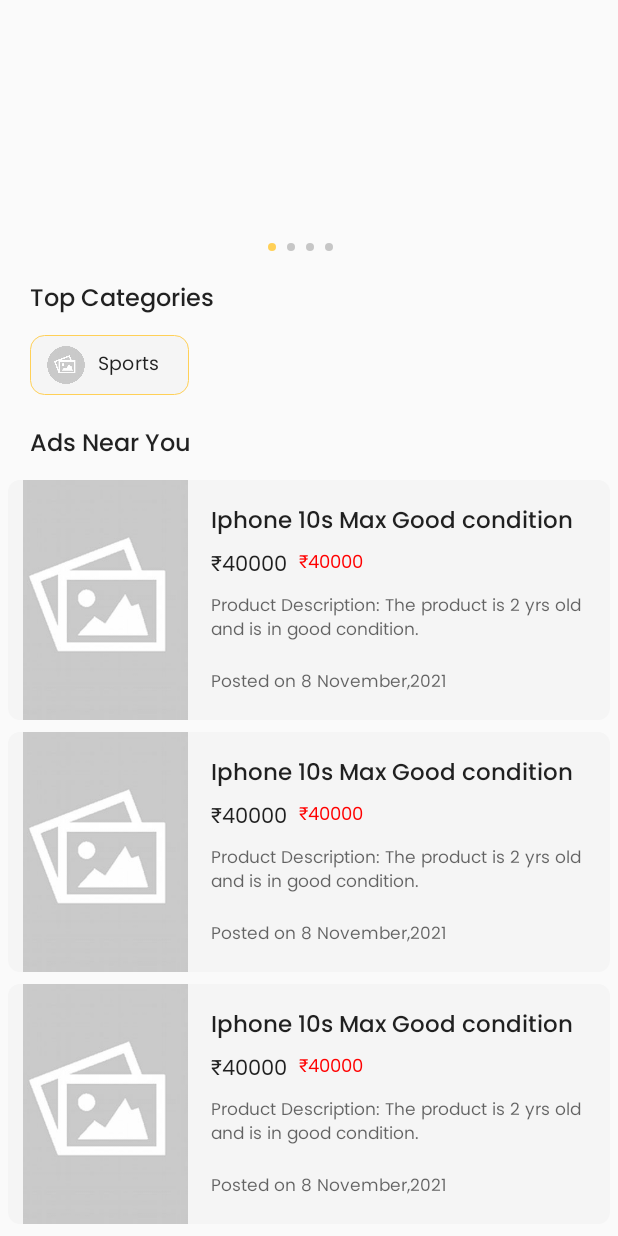
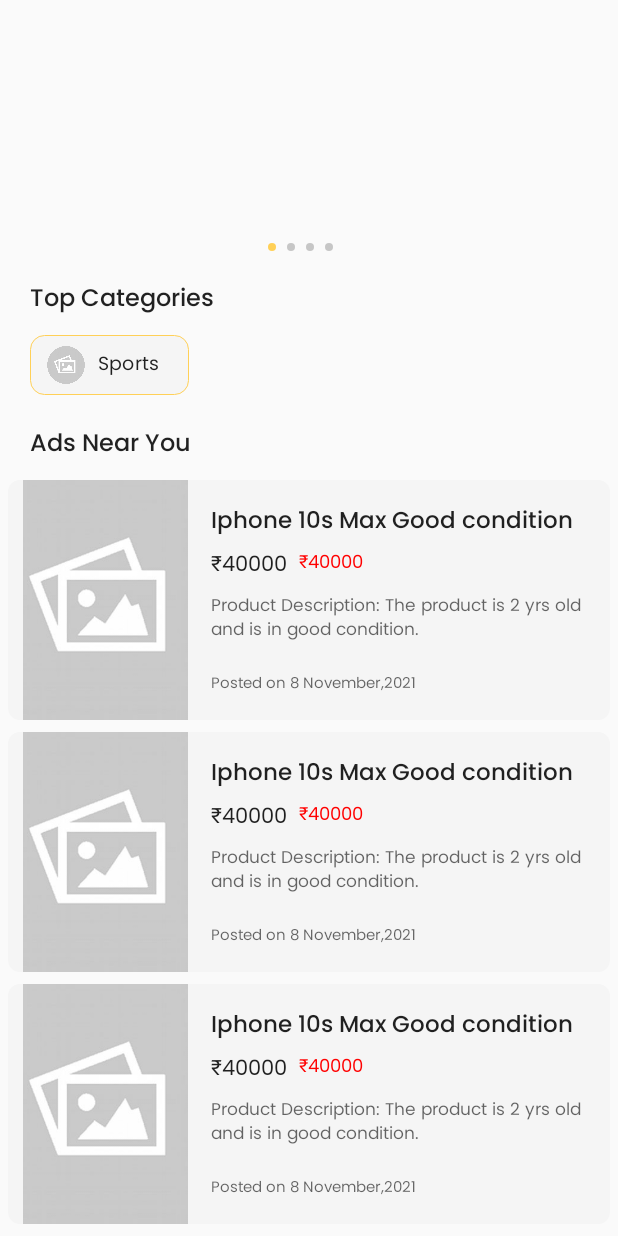
Before and after one commit to bhaskarblur/Justsell, an Android app: the layout fragment_home.xml on its own in the app's theme, with its tools: preview values and no code run, scrolled down 107 dp, on a phone screen of 412 x 824 dp. Run offline under Robolectric (Android 15) with nearby library versions, the phone set to English and light mode, and no system bars.

Commit message:
4th Update

```diff
--- a/app/src/main/java/com/classified/justsell/Adapters/bannerAdapter.java
+++ b/app/src/main/java/com/classified/justsell/Adapters/bannerAdapter.java
@@ -33,7 +33,6 @@
     @NonNull
     @Override
     public viewHolder onCreateViewHolder(@NonNull ViewGroup parent, int viewType) {
-        Toast.makeText(mcontext,"hello", Toast.LENGTH_SHORT).show();
         View view = LayoutInflater.from(mcontext).inflate(R.layout.banner_layout, parent, false);
         return new viewHolder(view);
     }
@@ -41,12 +40,11 @@
     @Override
     public void onBindViewHolder(@NonNull viewHolder holder, int position) {
         final int radius = 30;
-        final int margin = 30;
+        final int margin = 25;
         final Transformation transformation = new RoundedCornersTransformation(radius, margin);
-        Picasso.get().load(bannerlist.get(position).getBanner_image()).transform(transformation).resize(800,400)
+        Picasso.get().load(bannerlist.get(position).getBanner_image()).transform(transformation).resize(800,450)
                 .centerCrop().into(holder.img);
 
-        Toast.makeText(mcontext, String.valueOf(bannerlist.size()), Toast.LENGTH_SHORT).show();
         Log.d("img", bannerlist.get(position).getBanner_image());
     }
 
--- a/app/src/main/java/com/classified/justsell/Fragments/registerProfile.java
+++ b/app/src/main/java/com/classified/justsell/Fragments/registerProfile.java
@@ -25,6 +25,7 @@
 
 import com.classified.justsell.APIWork.ApiWork;
 import com.classified.justsell.Constants.api_baseurl;
+import com.classified.justsell.HomeActivity;
 import com.classified.justsell.Models.AuthResponse;
 import com.classified.justsell.R;
 import com.classified.justsell.databinding.FragmentRegisterProfileBinding;
@@ -164,8 +165,11 @@
                                 editor.putString("usermobile",resp.getResult().getMobile());
                                 editor.putString("username",sdbinding.nameTxt.getText().toString());
                                 editor.putString("userstate",sdbinding.statet.getText().toString());
-                                editor.putString    ("usercity",sdbinding.cityet.getText().toString());
+                                editor.putString("usercity",sdbinding.cityet.getText().toString());
                                 editor.commit();
+                                startActivity(new Intent(getActivity(), HomeActivity.class));
+                                getActivity().finish();
+                                getActivity().overridePendingTransition(R.anim.slide_in_left, R.anim.slide_out_left);
 
                             }
                             else {
--- a/app/src/main/java/com/classified/justsell/Repos/homefragRepo.java
+++ b/app/src/main/java/com/classified/justsell/Repos/homefragRepo.java
@@ -69,7 +69,7 @@
     private void getbannersfromserver() {
         bannerlist.add(new homeResponse.bannerResult("https://mir-s3-cdn-cf.behance.net/project_modules/1400/45838099680787.5ef86c4b01fb3.png"));
         bannerlist.add(new homeResponse.bannerResult("https://thumbs.dreamstime.com/b/kharkov-ukraine-march-apple-iphone-mini-retail-box-blue-color-yellow-background-banner-photo-212841861.jpg"));
-        bannerdata.postValue(bannerlist);
+        bannerdata.setValue(bannerlist);
     }
 
 }
--- a/app/src/main/res/drawable/fieldnotselbg.xml
+++ b/app/src/main/res/drawable/fieldnotselbg.xml
@@ -9,5 +9,5 @@
         android:bottomLeftRadius="9dp"
         android:topLeftRadius="9dp"
         android:topRightRadius="9dp" />
-    <stroke android:width="0.7dip" android:color="?android:textColorSecondary"/>
+    <stroke android:width="0.7dip" android:color="?android:textColorPrimaryInverse"/>
 </shape>
--- a/app/src/main/res/layout/ads_layout.xml
+++ b/app/src/main/res/layout/ads_layout.xml
@@ -33,8 +33,8 @@
             android:id="@+id/featuredimg"
             android:layout_width="90dp"
             android:layout_height="40dp"
-            android:paddingRight="10dp"
-            android:paddingBottom="20dp"
+            android:paddingRight="7dp"
+            android:paddingBottom="17dp"
             android:visibility="invisible"
             app:layout_constraintStart_toStartOf="parent"
             app:layout_constraintTop_toTopOf="parent"
@@ -98,7 +98,7 @@
             android:maxLength="30"
             android:text="Posted on 8 November,2021"
             android:textColor="?android:textColorSecondary"
-            android:textSize="11sp"
+            android:textSize="10sp"
             app:layout_constraintBottom_toBottomOf="parent"
             app:layout_constraintEnd_toEndOf="parent"
             app:layout_constraintHorizontal_bias="1.0"
--- a/app/src/main/res/layout/fragment_home.xml
+++ b/app/src/main/res/layout/fragment_home.xml
@@ -185,8 +185,6 @@
                 android:id="@+id/bannerrv"
                 android:layout_width="match_parent"
                 android:layout_height="170dp"
-                android:layout_marginStart="10dp"
-                android:layout_marginEnd="10dp"
                 android:clickable="true"
                 android:scaleType="fitXY"
                 app:layout_constraintEnd_toEndOf="parent"
@@ -216,14 +214,17 @@
 
                 <TextView
                     android:id="@+id/citytext"
-                    android:layout_width="wrap_content"
+                    android:layout_width="0dp"
                     android:layout_height="wrap_content"
                     android:layout_marginStart="48dp"
                     android:layout_marginTop="64dp"
+                    android:layout_marginEnd="20dp"
                     android:fontFamily="@font/poppins"
                     android:text="Current Location"
                     android:textColor="?android:textColorPrimary"
                     android:textSize="15sp"
+                    app:layout_constraintEnd_toEndOf="parent"
+                    app:layout_constraintHorizontal_bias="0.0"
                     app:layout_constraintStart_toStartOf="parent"
                     app:layout_constraintTop_toTopOf="parent" />
 
--- a/app/src/main/res/layout/fragment_register_profile.xml
+++ b/app/src/main/res/layout/fragment_register_profile.xml
@@ -127,7 +127,7 @@
                 android:layout_marginTop="15dp"
                 android:fontFamily="@font/poppins_medium"
                 android:lineSpacingExtra="2dp"
-                android:text="State"
+                android:text="City"
                 android:textColor="@color/primary_color"
                 android:textSize="14sp"
                 app:layout_constraintStart_toStartOf="parent"
```
Also changed, not shown: app/src/main/java/com/classified/justsell/Fragments/homeFragment.java (+7 -5 lines), app/src/main/res/drawable/searchicon.png.
